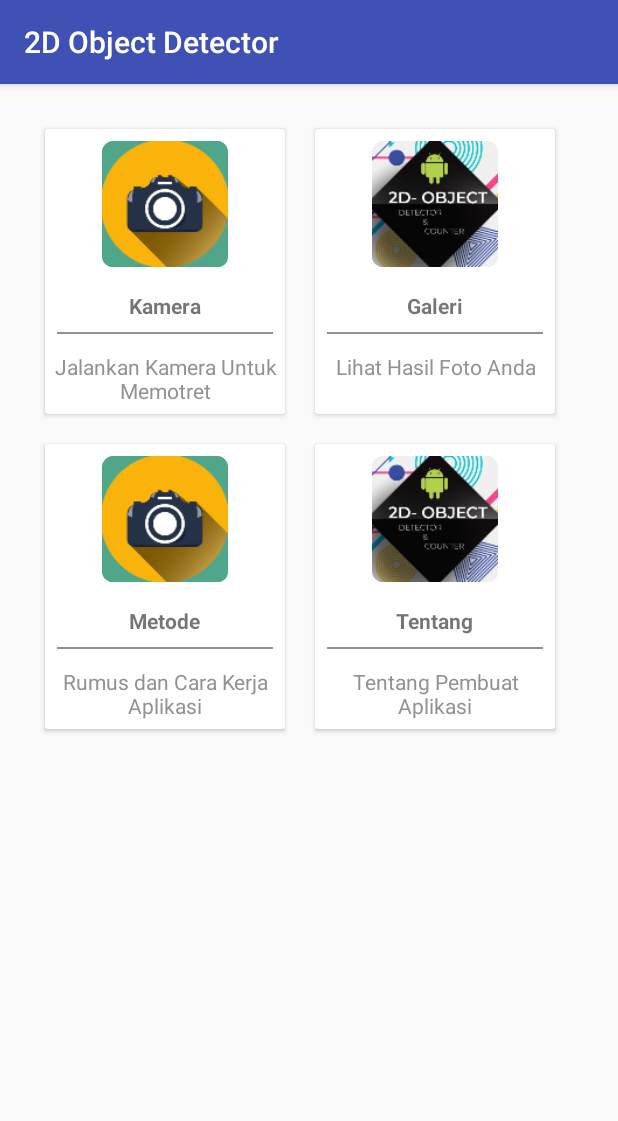
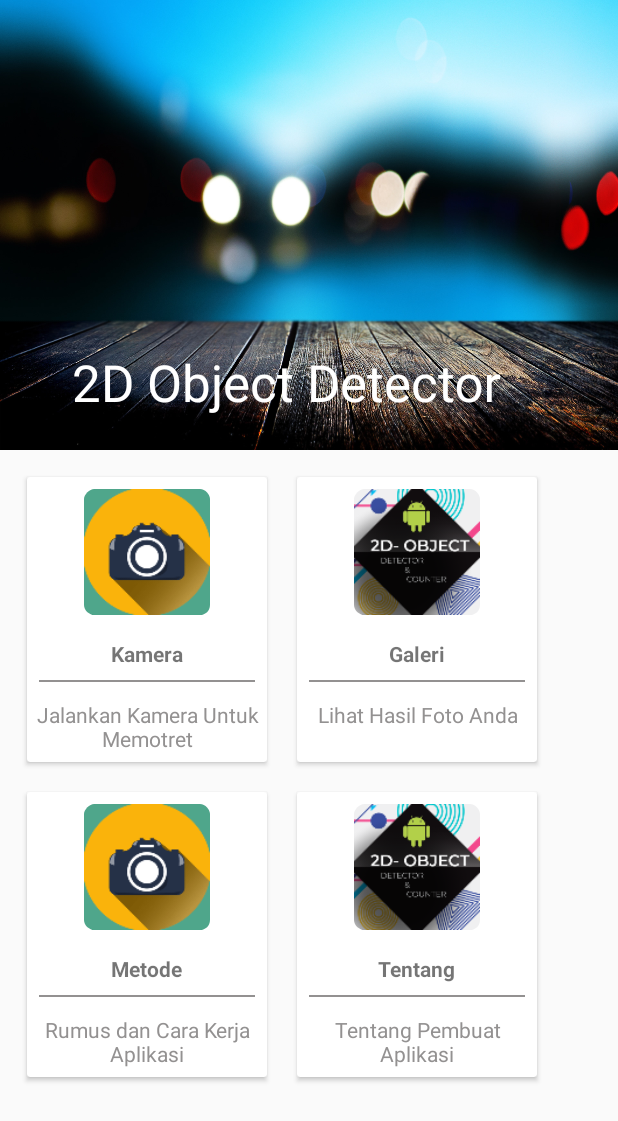
Before and after one commit to ivansp13/Skripsi_Ivan, an Android app: the screen it shows after launch (MainActivity), on a phone screen of 412 x 824 dp. Shown: the top 1121 px of the screen. Run offline under Robolectric (Android 15) with nearby library versions, the phone set to English and light mode, and no system bars.

Commit message:
activity_main.xml bisa digeser(Up-Down)

```diff
--- a/app/src/main/res/layout/activity_main.xml
+++ b/app/src/main/res/layout/activity_main.xml
@@ -1,14 +1,46 @@
 <?xml version="1.0" encoding="utf-8"?>
-<android.support.constraint.ConstraintLayout xmlns:android="http://schemas.android.com/apk/res/android"
+<android.support.design.widget.CoordinatorLayout xmlns:android="http://schemas.android.com/apk/res/android"
     xmlns:app="http://schemas.android.com/apk/res-auto"
     xmlns:tools="http://schemas.android.com/tools"
     android:layout_width="match_parent"
     android:layout_height="match_parent"
     android:orientation="vertical"
-    android:padding="12dp"
     tools:context=".MainActivity">
 
-    <!--Ini untuk bikin baris-->
+    <android.support.design.widget.AppBarLayout
+        android:id="@+id/appbar"
+        android:layout_width="match_parent"
+        android:layout_height="300dp"
+        android:theme="@style/ThemeOverlay.AppCompat.Dark.ActionBar">
+        <android.support.design.widget.CollapsingToolbarLayout
+            android:id="@+id/collapsingtoolbar"
+            android:layout_width="match_parent"
+            android:layout_height="match_parent"
+            app:layout_scrollFlags="exitUntilCollapsed|scroll"
+            app:contentScrim="?attr/colorPrimary"
+            app:title="2D Object Detector"
+            app:expandedTitleMarginStart="48dp"
+            app:expandedTitleMarginEnd="64dp"
+            android:background="@drawable/bokeh_back">
+            <android.support.v7.widget.Toolbar
+                android:id="@+id/toolbar"
+                app:popupTheme="@style/ThemeOverlay.AppCompat.Light"
+                app:layout_collapseMode="pin"
+                android:layout_width="match_parent"
+                android:layout_height="?attr/actionBarSize">
+
+            </android.support.v7.widget.Toolbar>
+
+        </android.support.design.widget.CollapsingToolbarLayout>
+
+    </android.support.design.widget.AppBarLayout>
+
+    <android.support.v4.widget.NestedScrollView
+        android:layout_width="match_parent"
+        android:layout_height="match_parent"
+        app:layout_behavior="@string/appbar_scrolling_view_behavior">
+
+        <!--Ini isi dibawah CollapsingToolbar-->
         <LinearLayout
             android:layout_width="match_parent"
             android:layout_height="match_parent"
@@ -211,4 +243,6 @@
 
         </LinearLayout>
 
-</android.support.constraint.ConstraintLayout>
+    </android.support.v4.widget.NestedScrollView>
+
+</android.support.design.widget.CoordinatorLayout>
--- a/app/src/main/res/values/colors.xml
+++ b/app/src/main/res/values/colors.xml
@@ -1,7 +1,7 @@
 <?xml version="1.0" encoding="utf-8"?>
 <resources>
-    <color name="colorPrimary">#3F51B5</color>
-    <color name="colorPrimaryDark">#303F9F</color>
+    <color name="colorPrimary">#FFC107</color>
+    <color name="colorPrimaryDark">#FFA000</color>
     <color name="colorAccent">#FF4081</color>
     <color name="Abu">#939191</color>
     <color name="AbuMuda">#bababa</color>
--- a/app/src/main/res/values/styles.xml
+++ b/app/src/main/res/values/styles.xml
@@ -1,7 +1,7 @@
 <resources>
 
     <!-- Base application theme. -->
-    <style name="AppTheme" parent="Theme.AppCompat.Light.DarkActionBar">
+    <style name="AppTheme" parent="Theme.AppCompat.Light.NoActionBar">
         <!-- Customize your theme here. -->
         <item name="colorPrimary">@color/colorPrimary</item>
         <item name="colorPrimaryDark">@color/colorPrimaryDark</item>
```
Also changed, not shown: app/src/main/res/drawable/bokeh_back.jpg (added). Lines whose indentation alone changed are shown as unchanged.
